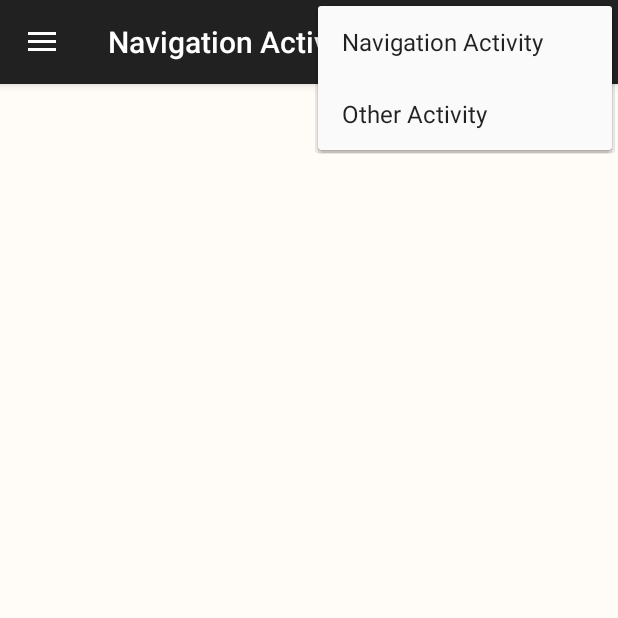
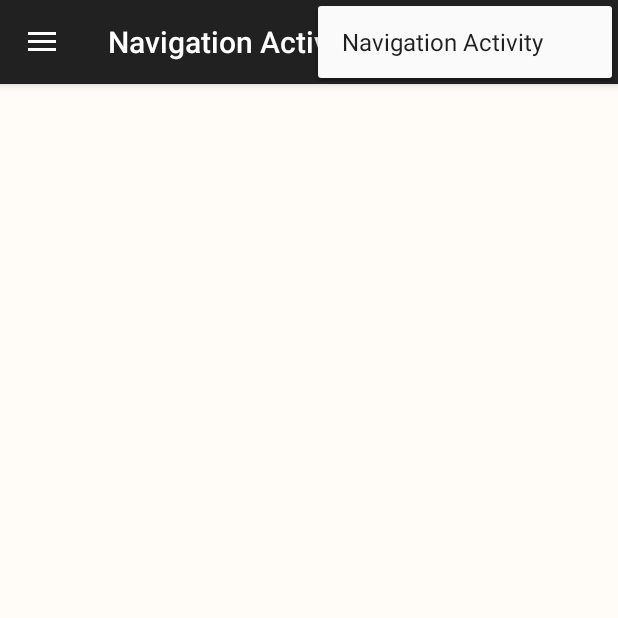
Before and after one commit to willjgriff/RecyclerViewTestRepo, an Android app: the screen it shows after launch (NavigationActivity), with the options menu open, on a phone screen of 412 x 824 dp, the top half of it. Run offline under Robolectric (Android 15) with nearby library versions, the phone set to English and light mode, and no system bars.

Commit message:
Removed unneeded abstractions. Started converting activities to fragments.

```diff
--- a/playground/app/src/main/AndroidManifest.xml
+++ b/playground/app/src/main/AndroidManifest.xml
@@ -20,16 +20,16 @@
         </activity>
 
         <activity
-            android:name="com.example.will.Playground.ListsActivity"
+            android:name="lists.ListsFragment"
             android:label="@string/app_name"
             android:launchMode="singleTop"
             android:theme="@style/Theme.Playground.ListsActivity" />
 
         <activity
-            android:name="com.example.will.Playground.OtherActivity"
+            android:name=".OtherFragment"
             android:label="Other Activitanga"
             android:launchMode="singleTop"
-            android:parentActivityName="com.example.will.Playground.ListsActivity" />
+            android:parentActivityName="lists.ListsFragment" />
 
     </application>
 
--- a/playground/app/src/main/res/layout/activity_other.xml
+++ b/playground/app/src/main/res/layout/fragment_other.xml
@@ -6,7 +6,7 @@
     tools:context=".MainActivity">
 
     <FrameLayout
-        android:id="@+id/activity_other_fragment"
+        android:id="@+id/fragment_other"
         android:layout_width="match_parent"
         android:layout_height="match_parent" />
 
--- a/playground/app/src/main/res/menu/menu_main.xml
+++ b/playground/app/src/main/res/menu/menu_main.xml
@@ -9,12 +9,6 @@
         app:showAsAction="ifRoom" />
 
     <item
-        android:id="@+id/action_other_activity"
-        android:orderInCategory="100"
-        android:title="@string/action_other_activity"
-        app:showAsAction="never" />
-
-    <item
         android:id="@+id/action_navigation_activity"
         android:orderInCategory="80"
         android:title="@string/action_navigation_activity" />
--- a/playground/app/src/main/res/values/strings.xml
+++ b/playground/app/src/main/res/values/strings.xml
@@ -3,7 +3,7 @@
 
     <!--Navigation titles-->
     <string name="action_list_activity">List Activity</string>
-    <string name="action_other_activity">Other Activity</string>
+    <string name="action_other_fragment">Other Fragment</string>
     <string name="action_navigation_activity">Navigation Activity</string>
     <string name="action_tab_layout_fragment">Tab Layout</string>
 
--- a/playground/lists/src/main/java/lists/ListFragmentFragment.java
+++ b/playground/lists/src/main/java/lists/ListFragmentFragment.java
@@ -5,8 +5,6 @@ import android.support.v4.app.ListFragment;
 import android.view.View;
 import android.widget.ListView;
 import android.widget.Toast;
-
-import com.example.will.Playground.ListsActivity;
 
 import java.util.List;
 
@@ -21,7 +19,7 @@ public class ListFragmentFragment extends ListFragment {
     @Override
     public void onActivityCreated(Bundle savedInstanceState) {
         super.onActivityCreated(savedInstanceState);
-        List<Person> people = getArguments().getParcelableArrayList(ListsActivity.FRAGMENT_ARGS);
+        List<Person> people = getArguments().getParcelableArrayList(ListsFragment.FRAGMENT_ARGS);
         ListViewAdapter listViewAdapter = new ListViewAdapter(getContext(), people);
         setListAdapter(listViewAdapter);
     }
--- a/playground/lists/src/main/java/lists/ListViewFragment.java
+++ b/playground/lists/src/main/java/lists/ListViewFragment.java
@@ -18,7 +18,7 @@ import java.util.List;
 import lists.adapters.ListViewAdapter;
 import lists.data.Person;
 
-import static com.example.will.Playground.ListsActivity.FRAGMENT_ARGS;
+import static lists.ListsFragment.FRAGMENT_ARGS;
 
 /**
  * Created by Will on 01/02/2016.
--- a/playground/lists/src/main/java/lists/RecyclerViewFragment.java
+++ b/playground/lists/src/main/java/lists/RecyclerViewFragment.java
@@ -17,7 +17,7 @@ import java.util.List;
 import lists.adapters.PeopleRecyclerViewAdapter;
 import lists.data.Person;
 
-import static com.example.will.Playground.ListsActivity.FRAGMENT_ARGS;
+import static lists.ListsFragment.FRAGMENT_ARGS;
 
 /**
  * Created by Will on 01/02/2016.
--- a/playground/navigation/src/main/java/navigation/NavigationActivity.java
+++ b/playground/navigation/src/main/java/navigation/NavigationActivity.java
@@ -3,34 +3,54 @@ package navigation;
 import android.content.Intent;
 import android.content.res.Configuration;
 import android.os.Bundle;
+import android.support.v4.app.Fragment;
+import android.support.v4.app.FragmentManager;
 import android.support.v4.widget.DrawerLayout;
 import android.support.v7.app.ActionBarDrawerToggle;
 import android.support.v7.app.AppCompatActivity;
+import android.support.v7.widget.LinearLayoutManager;
 import android.support.v7.widget.RecyclerView;
 import android.view.Menu;
 import android.view.MenuItem;
+import android.view.View;
 
-import com.example.will.Playground.ListsActivity;
-import com.example.will.Playground.OtherActivity;
+import lists.ListsFragment;
+import com.example.will.Playground.OtherFragment;
 import com.example.will.Playground.R;
+
+import java.util.ArrayList;
+import java.util.List;
 
 /**
  * Created by Will on 18/02/2016.
  */
 public class NavigationActivity extends AppCompatActivity {
 
+    private List<NavigationEntry> mNavEntries = new ArrayList<>();
     private ActionBarDrawerToggle mNavigationToggle;
+    private RecyclerView mNavigationList;
+    private DrawerLayout mNavigationDrawer;
 
     @Override
     protected void onCreate(Bundle savedInstanceState) {
         super.onCreate(savedInstanceState);
         setContentView(R.layout.activity_navigation);
 
-        RecyclerView mNavigationList = (RecyclerView) findViewById(R.id.activity_navigation_list);
-        DrawerLayout mNavigationDrawer = (DrawerLayout) findViewById(R.id.activity_navigation_drawer);
+        mNavigationList = (RecyclerView) findViewById(R.id.activity_navigation_list);
+        mNavigationDrawer = (DrawerLayout) findViewById(R.id.activity_navigation_drawer);
 
-        NavigationDrawerSetup navDrawerSetup = new NavigationDrawerSetup(mNavigationDrawer, mNavigationList, getSupportActionBar(), this);
-        mNavigationToggle = navDrawerSetup.setupNavigationDrawer();
+        addNavEntries();
+
+        mNavigationList.setHasFixedSize(true);
+        LinearLayoutManager linearLayoutManager = new LinearLayoutManager(this);
+        mNavigationList.setLayoutManager(linearLayoutManager);
+        NavigationRecyclerViewAdapter adapter = new NavigationRecyclerViewAdapter(mNavEntries);
+        mNavigationList.setAdapter(adapter);
+
+        getSupportActionBar().setDisplayHomeAsUpEnabled(true);
+        getSupportActionBar().setHomeButtonEnabled(true);
+
+        setNavigationToggle();
     }
 
     @Override
@@ -55,10 +75,7 @@ public class NavigationActivity extends AppCompatActivity {
     public boolean onOptionsItemSelected(MenuItem item) {
         switch (item.getItemId()) {
             case R.id.action_main_activity:
-                startActivity(new Intent(this, ListsActivity.class));
-                break;
-            case R.id.action_other_activity:
-                startActivity(new Intent(this, OtherActivity.class));
+                startActivity(new Intent(this, ListsFragment.class));
                 break;
             case R.id.action_navigation_activity:
                 startActivity(new Intent(this, NavigationActivity.class));
@@ -68,4 +85,54 @@ public class NavigationActivity extends AppCompatActivity {
         }
         return super.onOptionsItemSelected(item) || mNavigationToggle.onOptionsItemSelected(item);
     }
+
+    private void setNavigationToggle() {
+        mNavigationToggle = new ActionBarDrawerToggle(this, mNavigationDrawer, R.string.drawer_open, R.string.drawer_close) {
+            @Override
+            public void onDrawerOpened(View drawerView) {
+                super.onDrawerOpened(drawerView);
+                // We can do stuff here
+//                invalidateOptionsMenu();
+            }
+            @Override
+            public void onDrawerClosed(View drawerView) {
+                super.onDrawerClosed(drawerView);
+                // We can do stuff here
+//                invalidateOptionsMenu();
+            }
+        };
+        mNavigationToggle.setDrawerIndicatorEnabled(true);
+        mNavigationDrawer.setDrawerListener(mNavigationToggle);
+    }
+
+    private void replaceFragment(Fragment fragment, String title) {
+        FragmentManager fragmentManager = getSupportFragmentManager();
+        fragmentManager
+                .beginTransaction()
+                .replace(R.id.activity_navigation_fragment_holder, fragment)
+                .commit();
+        getSupportActionBar().setTitle(title);
+        mNavigationDrawer.closeDrawer(mNavigationList);
+    }
+
+    private void addNavEntries() {
+        mNavEntries.add(new NavigationEntry(getString(R.string.action_list_activity), new View.OnClickListener() {
+            @Override
+            public void onClick(View v) {
+                replaceFragment(new ListsFragment(), getString(R.string.action_list_activity));
+            }
+        }));
+        mNavEntries.add(new NavigationEntry(getString(R.string.action_other_fragment), new View.OnClickListener() {
+            @Override
+            public void onClick(View v) {
+                replaceFragment(new OtherFragment(), getString(R.string.action_other_fragment));
+            }
+        }));
+        mNavEntries.add(new NavigationEntry(getString(R.string.action_tab_layout_fragment), new View.OnClickListener() {
+            @Override
+            public void onClick(View v) {
+                replaceFragment(new TabLayoutFragment(), getString(R.string.action_tab_layout_fragment));
+            }
+        }));
+    }
 }
--- a/playground/navigation/src/main/java/navigation/NavigationDrawerSetup.java
+++ /dev/null
@@ -1,108 +0,0 @@
-package navigation;
-
-import android.content.Intent;
-import android.support.v4.app.Fragment;
-import android.support.v4.app.FragmentManager;
-import android.support.v4.widget.DrawerLayout;
-import android.support.v7.app.ActionBar;
-import android.support.v7.app.ActionBarDrawerToggle;
-import android.support.v7.app.AppCompatActivity;
-import android.support.v7.widget.LinearLayoutManager;
-import android.support.v7.widget.RecyclerView;
-import android.view.View;
-
-import com.example.will.Playground.ListsActivity;
-import com.example.will.Playground.OtherActivity;
-import com.example.will.Playground.R;
-
-import java.util.ArrayList;
-import java.util.List;
-
-/**
- * Created by Will on 22/02/2016.
- */
-public class NavigationDrawerSetup {
-
-    private DrawerLayout mNavigationDrawer;
-    private RecyclerView mNavItemList;
-    private ActionBar mSupportActionBar;
-    private AppCompatActivity mNavigationActivity;
-    private ActionBarDrawerToggle mNavigationToggle;
-    private List<NavigationEntry> mNavEntries = new ArrayList<>();
-
-    public NavigationDrawerSetup(DrawerLayout mNavigationDrawer, RecyclerView mNavItemList, ActionBar mSupportActionBar, AppCompatActivity mNavigationActivity) {
-        this.mNavigationDrawer = mNavigationDrawer;
-        this.mNavItemList = mNavItemList;
-        this.mSupportActionBar = mSupportActionBar;
-        this.mNavigationActivity = mNavigationActivity;
-    }
-
-    public ActionBarDrawerToggle setupNavigationDrawer() {
-        addNavEntries();
-
-        mNavItemList.setHasFixedSize(true);
-        LinearLayoutManager linearLayoutManager = new LinearLayoutManager(mNavigationActivity);
-        mNavItemList.setLayoutManager(linearLayoutManager);
-        NavigationRecyclerViewAdapter adapter = new NavigationRecyclerViewAdapter(mNavEntries);
-        mNavItemList.setAdapter(adapter);
-
-        mSupportActionBar.setDisplayHomeAsUpEnabled(true);
-        mSupportActionBar.setHomeButtonEnabled(true);
-
-        setNavigationToggle();
-
-        return mNavigationToggle;
-    }
-
-    private void setNavigationToggle() {
-        mNavigationToggle = new ActionBarDrawerToggle(mNavigationActivity, mNavigationDrawer, R.string.drawer_open, R.string.drawer_close) {
-            @Override
-            public void onDrawerOpened(View drawerView) {
-                super.onDrawerOpened(drawerView);
-                // We can do stuff here
-//                invalidateOptionsMenu();
-            }
-            @Override
-            public void onDrawerClosed(View drawerView) {
-                super.onDrawerClosed(drawerView);
-                // We can do stuff here
-//                invalidateOptionsMenu();
-            }
-        };
-        mNavigationToggle.setDrawerIndicatorEnabled(true);
-        mNavigationDrawer.setDrawerListener(mNavigationToggle);
-    }
-
-    private void replaceFragment(Fragment fragment, String title) {
-        FragmentManager fragmentManager = mNavigationActivity.getSupportFragmentManager();
-        fragmentManager
-                .beginTransaction()
-                .replace(R.id.activity_navigation_fragment_holder, fragment)
-                .commit();
-        mSupportActionBar.setTitle(title);
-        mNavigationDrawer.closeDrawer(mNavItemList);
-    }
-
-    private void addNavEntries() {
-        mNavEntries.add(new NavigationEntry(mNavigationActivity.getString(R.string.action_list_activity), new View.OnClickListener() {
-            @Override
-            public void onClick(View v) {
-                Intent intent = new Intent(mNavigationActivity, ListsActivity.class);
-                mNavigationActivity.startActivity(intent);
-            }
-        }));
-        mNavEntries.add(new NavigationEntry(mNavigationActivity.getString(R.string.action_other_activity), new View.OnClickListener() {
-            @Override
-            public void onClick(View v) {
-                Intent intent = new Intent(mNavigationActivity, OtherActivity.class);
-                mNavigationActivity.startActivity(intent);
-            }
-        }));
-        mNavEntries.add(new NavigationEntry(mNavigationActivity.getString(R.string.action_tab_layout_fragment), new View.OnClickListener() {
-            @Override
-            public void onClick(View v) {
-                replaceFragment(new TabLayoutFragment(), mNavigationActivity.getString(R.string.action_tab_layout_fragment));
-            }
-        }));
-    }
-}
--- a/playground/navigation/src/main/java/navigation/NavigationEntry.java
+++ b/playground/navigation/src/main/java/navigation/NavigationEntry.java
@@ -7,7 +7,6 @@ import android.view.View;
  */
 public class NavigationEntry {
 
-    private String mNavigationId;
     private String mNavigationTitle;
     private View.OnClickListener mNavigationClickListener;
 
```
Also changed, not shown: playground/app/src/main/java/com/example/will/Playground/OtherActivity.java (deleted, +0 -20 lines), playground/app/src/main/java/com/example/will/Playground/OtherFragment.java (added, +21 -0 lines), playground/app/src/main/java/com/example/will/Playground/ToolbarActivity.java (deleted, +0 -41 lines), playground/lists/src/main/java/lists/ListsFragment.java (renamed from playground/app/src/main/java/com/example/will/Playground/ListsActivity.java, +24 -21 lines), playground/lists/src/main/java/lists/RecyclerViewDialogFragment.java (+12 -4 lines), playground/lists/src/main/res/layout/fragment_lists.xml (renamed from playground/app/src/main/res/layout/activity_main.xml).
